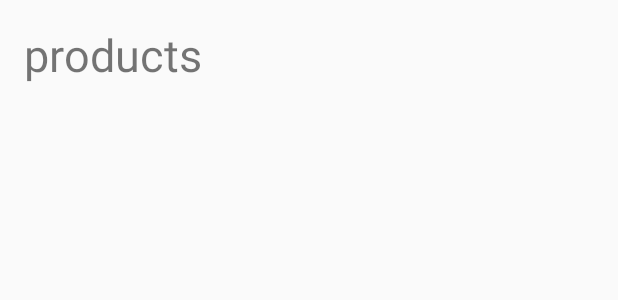
After one commit to Kipropkevin/CoderSwag, an Android app: the layout activity_product.xml on its own in the app's theme, with its tools: preview values and no code run, on a phone screen of 412 x 824 dp. The commit adds this screen. Shown: the top 300 px of the screen. Run offline under Robolectric (Android 15) with nearby library versions, the phone set to English and light mode, and no system bars.

Commit message:
lesson06

```diff
--- a/app/src/main/AndroidManifest.xml
+++ b/app/src/main/AndroidManifest.xml
@@ -9,6 +9,7 @@
         android:roundIcon="@mipmap/ic_launcher_round"
         android:supportsRtl="true"
         android:theme="@style/AppTheme">
+        <activity android:name=".controller.productActivity"></activity>
         <activity android:name=".controller.MainActivity">
             <intent-filter>
                 <action android:name="android.intent.action.MAIN" />
--- /dev/null
+++ b/app/src/main/java/com/example/coderswag/utilities/constants.kt
@@ -0,0 +1,3 @@
+package com.example.coderswag.utilities
+
+const val EXTRA_CATEGORY = "category"
--- /dev/null
+++ b/app/src/main/res/layout/activity_product.xml
@@ -0,0 +1,32 @@
+<?xml version="1.0" encoding="utf-8"?>
+<androidx.constraintlayout.widget.ConstraintLayout xmlns:android="http://schemas.android.com/apk/res/android"
+    xmlns:app="http://schemas.android.com/apk/res-auto"
+    xmlns:tools="http://schemas.android.com/tools"
+    android:layout_width="match_parent"
+    android:layout_height="match_parent"
+    tools:context=".controller.productActivity">
+
+    <TextView
+        android:id="@+id/textView"
+        android:layout_width="wrap_content"
+        android:layout_height="wrap_content"
+        android:layout_marginLeft="16dp"
+        android:layout_marginTop="16dp"
+        android:text="products"
+        android:textSize="30sp"
+        app:layout_constraintLeft_toLeftOf="parent"
+        app:layout_constraintTop_toTopOf="parent" />
+
+    <androidx.recyclerview.widget.RecyclerView
+        android:id="@+id/productsListView"
+        android:layout_width="0dp"
+        android:layout_height="0dp"
+        android:layout_marginTop="16dp"
+        app:layout_constraintBottom_toBottomOf="parent"
+        app:layout_constraintEnd_toEndOf="parent"
+        app:layout_constraintStart_toStartOf="parent"
+        app:layout_constraintTop_toBottomOf="@+id/textView"
+        app:layout_constraintVertical_bias="0.0"
+        android:divider="@null"/>
+
+</androidx.constraintlayout.widget.ConstraintLayout>
```
Also changed, not shown: app/src/main/java/com/example/coderswag/adapter/categoryRecyclerAdapter.kt (+7 -3 lines), app/src/main/java/com/example/coderswag/controller/MainActivity.kt (+7 -1 lines), app/src/main/java/com/example/coderswag/controller/productActivity.kt (added, +17 -0 lines).
